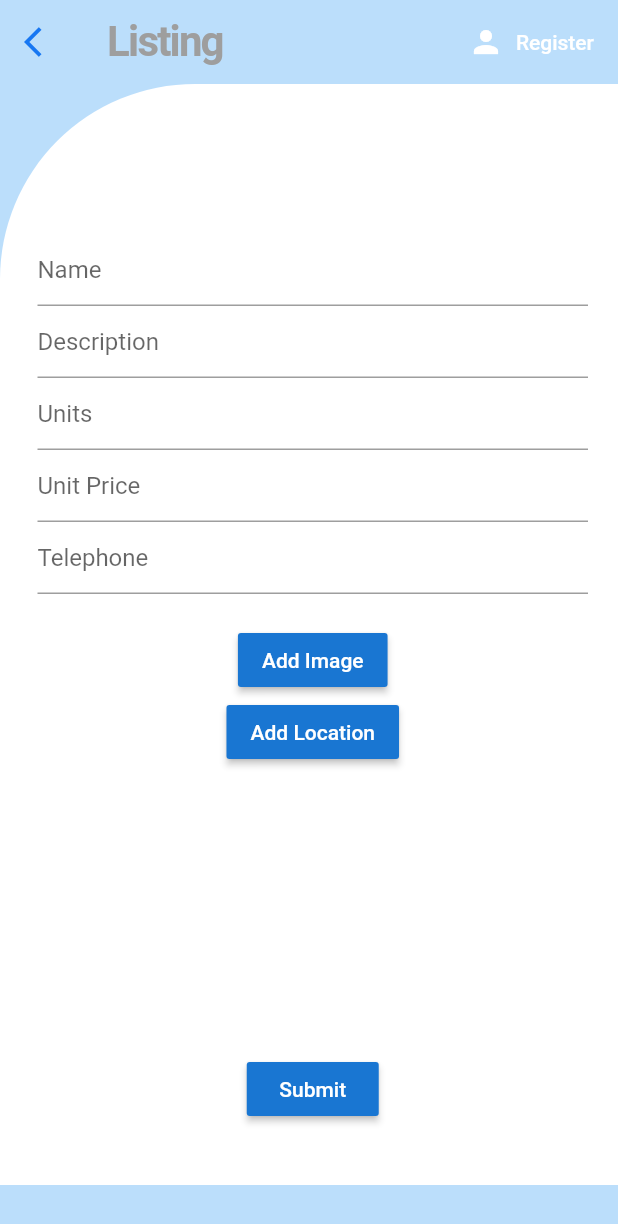
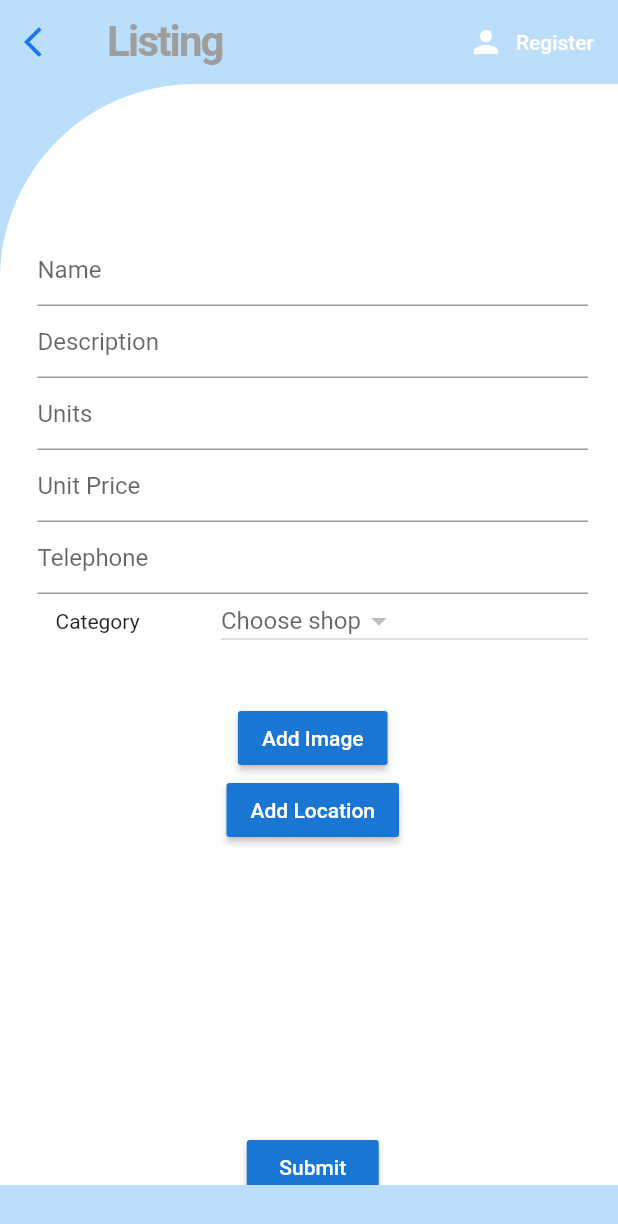
Before and after one commit to Binuraowin/B_Provider, a Flutter app: the AddList screen opened directly, on a phone screen of 412 x 824 dp. Shown: the top 1224 px of the screen. Run offline on Flutter 3.47's test engine with Material 2 defaults, Android fonts, the phone set to English and light mode, and no system bars; our stand-ins replace cloud_firestore, firebase_auth, firebase_core, firebase_storage, flutter_spinkit, flutter_vector_icons and 5 more; accounts and stored records are empty; network calls fail.

Commit message:
Update addList.dart

```diff
--- a/b_provider/lib/screens/main_screens/addList.dart
+++ b/b_provider/lib/screens/main_screens/addList.dart
@@ -6,10 +6,12 @@ import 'package:b_provider/services/database.dart';
 import 'package:firebase_storage/firebase_storage.dart';
 import 'package:flutter/material.dart';
 import 'package:image_picker/image_picker.dart';
+import 'package:cloud_firestore/cloud_firestore.dart';
 import 'package:permission_handler/permission_handler.dart';
 import 'package:uuid/uuid.dart';
 import 'package:b_provider/screens/main_screens/map.dart';
 import 'package:google_maps_flutter/google_maps_flutter.dart';
+import 'package:b_provider/models/categoryModel.dart';
 
 class AddList extends StatefulWidget {
   @override
@@ -147,7 +149,51 @@ class _AddListState extends State<AddList> {
                         });
                       },
                     ),
+                StreamBuilder<QuerySnapshot>(
+                    stream: FirebaseFirestore.instance.collection('categories').snapshots(),
+                    builder: (context, snapshot) {
+                  if (!snapshot.hasData)
+                    return Center(
+//                      child: CupertinoActivityIndicator(),
+                    );
 
+                  return Container(
+                    padding: EdgeInsets.only(bottom: 16.0),
+                    child: Row(
+                      children: <Widget>[
+                        Expanded(
+                            flex: 2,
+                            child: Container(
+                              padding: EdgeInsets.fromLTRB(12.0, 10.0, 10.0, 10.0),
+                              child: Text(
+                                "Category",
+                              ),
+                            )),
+                        new Expanded(
+                          flex: 4,
+                          child: DropdownButton(
+                            value: categoryId,
+                            isDense: true,
+                            onChanged: (valueSelectedByUser) {
+                              this.categoryId = valueSelectedByUser;
+                              print(categoryId);
+//                              _onShopDropItemSelected(valueSelectedByUser);
+                            },
+                            hint: Text('Choose shop'),
+                            items: snapshot.data.docs
+                                .map((DocumentSnapshot document) {
+                              return DropdownMenuItem<String>(
+                                value: document.data()['Id'],
+
+                                child: Text(document.data()['Name'] ),
+                              );
+                            }).toList(),
+                          ),
+                        ),
+                      ],
+                    ),
+                  );
+                }),
 
                     SizedBox(height: 20.0),
                     RaisedButton(
```
